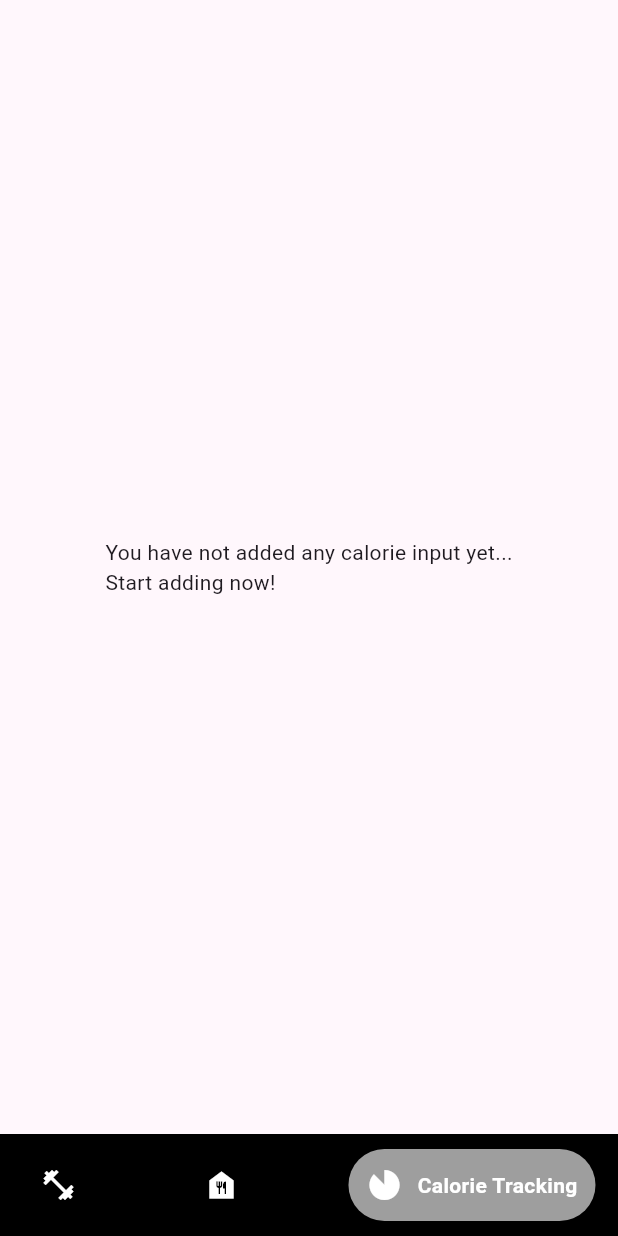
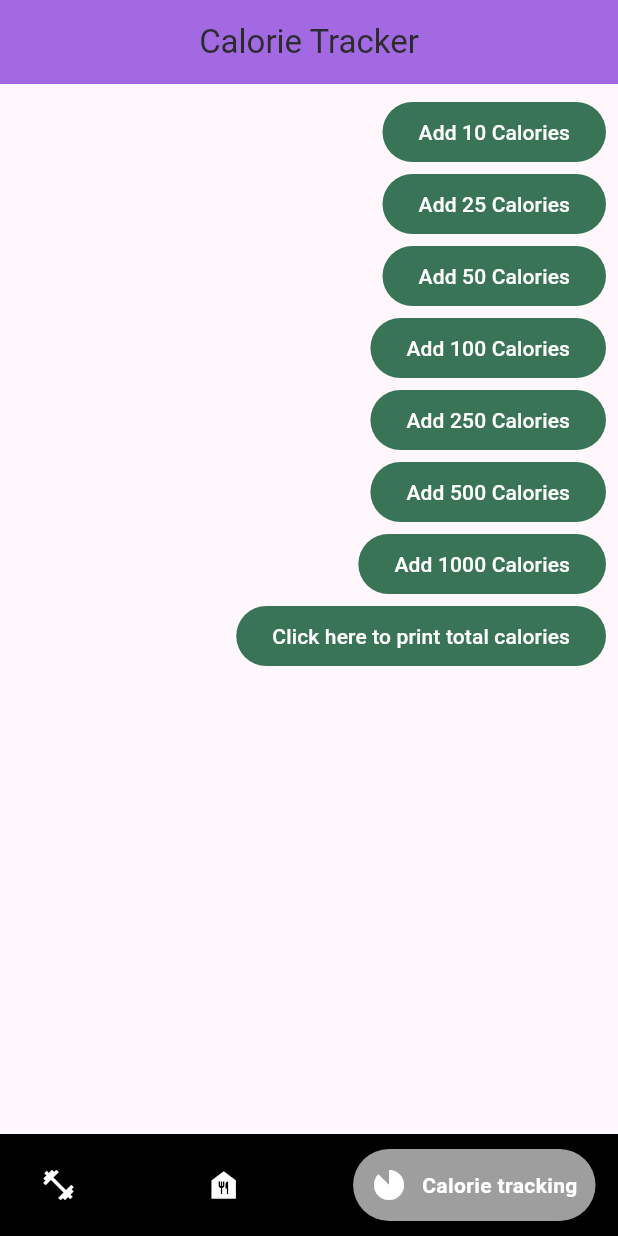
Before and after one commit to tgabriiel/Capstone_v1, a Flutter app: the screen it shows after launch, item 3 of the bottom bar chosen, on a phone screen of 412 x 824 dp. Run offline on Flutter 3.47's test engine with Material 2 defaults, Android fonts, the phone set to English and light mode, and no system bars; drawn by our look-alikes of google_nav_bar; our stand-ins replace firebase_core; accounts and stored records are empty.

Commit message:
Updated Final Gym App Code
This is the final updated Gym app code using flutter. This works and may have additional smaller updates to add some fixes and incremental functions.

```diff
--- a/my_gym/lib/main.dart
+++ b/my_gym/lib/main.dart
@@ -1,4 +1,18 @@
+/*
+Name: Gabriel Tirado
+Class: Capstone 499 - Computer Science
+Project: Gym App Project using Flutter
+Date: Due December 1, 2023
+*/
+
+/*
+import 'dart:js_util';
+import 'package:flutter/services.dart';
+import 'dart:developer';
+import 'package:cloud_firestore/cloud_firestore.dart';
 import 'package:english_words/english_words.dart';
+import 'package:flutter/foundation.dart';
+*/
 import 'package:flutter/material.dart';
 import 'package:google_nav_bar/google_nav_bar.dart';
 import 'package:provider/provider.dart';
@@ -33,42 +47,28 @@ class MyApp extends StatelessWidget {
   }
 }
 
-class MyAppState extends ChangeNotifier {
-  var current = WordPair.random();
-
-  void getNext() {
-    current = WordPair.random();
-    notifyListeners();
-  }
-
-  var favorites = <WordPair>[];
-
-  void toggleFavorite() {
-    if (favorites.contains(current)) {
-      favorites.remove(current);
-    } else {
-      favorites.add(current);
-    }
-    notifyListeners();
-  }
-}
+class MyAppState extends ChangeNotifier {}
 
 class MyHomePage extends StatefulWidget {
   @override
   State<MyHomePage> createState() => _MyHomePageState();
 }
 
+class SharedPreferences {
+  static getInstance() {}
+}
+
 class _MyHomePageState extends State<MyHomePage> {
   var selectedIndex = 0;
+  List<String> daily = [];
 
   @override
   Widget build(BuildContext context) {
     final List<Widget> page = [
       WorkoutTracking(),
-      MealTracking(),
+      CurrentWorkout(),
       CalorieTracking(),
     ];
-
     return LayoutBuilder(builder: (context, constraints) {
       return Scaffold(
           body: page[selectedIndex],
@@ -86,15 +86,15 @@ class _MyHomePageState extends State<MyHomePage> {
                 tabs: [
                   GButton(
                     icon: Icons.fitness_center,
-                    text: 'Workout Tracking',
+                    text: 'Workout tracking',
                   ),
                   GButton(
                     icon: Icons.food_bank,
-                    text: 'Meal Tracking',
+                    text: 'Current workout',
                   ),
                   GButton(
                     icon: Icons.incomplete_circle,
-                    text: 'Calorie Tracking',
+                    text: 'Calorie tracking',
                   )
                 ],
                 selectedIndex: selectedIndex,
@@ -110,135 +110,200 @@ class _MyHomePageState extends State<MyHomePage> {
   }
 }
 
+//This is where you select the workouts you want to keep track of
 class WorkoutTracking extends StatelessWidget {
+  final List<String> workouts = [
+    'Deadlift',
+    'Pull up',
+    'Seated row',
+    'Squats',
+    'Bench Press',
+    'Lunge',
+    'Curls'
+  ];
+  final List<int> workoutTimes = <int>[];
+
+  /*void addItemToList() {
+    setState(() {
+      names.insert(0, nameController.text);
+      msgCount.insert(0, 0);
+    });
+  }*/
+
   @override
   Widget build(BuildContext context) {
-    var appState = context.watch<MyAppState>();
-    var pair = appState.current;
+    const title = "Workouts";
+    return MaterialApp(
+        title: 'Workouts',
+        home: Scaffold(
+          appBar: AppBar(
+            title: const Text(title),
+          ),
+          body: ListView.builder(
+              itemCount: workouts.length,
+              prototypeItem: ListTile(
+                title: Text(workouts.first),
+              ),
+              itemBuilder: (context, index) {
+                return ListTile(
+                  title: Text(workouts[index]),
+                  tileColor: Color.fromARGB(255, 222, 228, 227),
+                  trailing: TextButton(
+                    onPressed: () {},
+                    child: Text('Add to current workout'),
+                  ),
+                );
+              }),
+        ));
+  }
+}
 
-    IconData icon;
-    if (appState.favorites.contains(pair)) {
-      icon = Icons.favorite;
-    } else {
-      icon = Icons.favorite_border;
-    }
-
-    return Center(
-      child: Column(
-        mainAxisAlignment: MainAxisAlignment.center,
-        children: [
-          BigCard(pair: pair),
-          SizedBox(height: 10),
-          Row(
-            mainAxisSize: MainAxisSize.min,
-            children: [
-              ElevatedButton.icon(
-                onPressed: () async {
-                  appState.toggleFavorite();
-                },
-                icon: Icon(icon),
-                label: Text('Like'),
-              ),
-              SizedBox(width: 10),
-              ElevatedButton(
-                onPressed: () {
-                  appState.getNext();
-                },
-                child: Text('Next'),
-              ),
-            ],
-          ),
-        ],
+//This is where the calorie tracking portion of the program begins
+class CurrentWorkout extends StatelessWidget {
+  @override
+  Widget build(BuildContext context) {
+    return Scaffold(
+      appBar: AppBar(
+        backgroundColor: Colors.green,
+        title: Text("Current workout"),
       ),
     );
   }
 }
 
-class SharedPreferences {
-  static getInstance() {}
-}
-
-class MealTracking extends StatelessWidget {
-  @override
-  Widget build(BuildContext context) {
-    var appState = context.watch<MyAppState>();
-
-    if (appState.favorites.isEmpty) {
-      return Center(
-        child: Text('You have added no meals yet...\n'
-            'You should add some meals to get started! '),
-      );
-    }
-
-    return ListView(
-      children: [
-        Padding(
-          padding: const EdgeInsets.all(20),
-          child: Text('You have ' '${appState.favorites.length} favorites:'),
-        ),
-        for (var pair in appState.favorites)
-          ListTile(
-            leading: Icon(Icons.favorite),
-            title: Text(pair.asLowerCase),
-          ),
-      ],
-    );
-  }
-}
-
+//This is where the calorie tracking portion of the program begins
 class CalorieTracking extends StatelessWidget {
-  @override
-  Widget build(BuildContext context) {
-    var appState = context.watch<MyAppState>();
-
-    if (appState.favorites.isEmpty) {
-      return Center(
-        child: Text('You have not added any calorie input yet...\n'
-            'Start adding now!'),
-      );
-    }
-
-    return ListView(
-      children: [
-        Padding(
-          padding: const EdgeInsets.all(20),
-          child: Text('You have '
-              '${appState.favorites.length} favorites:'),
-        ),
-        for (var pair in appState.favorites)
-          ListTile(
-            leading: Icon(Icons.favorite),
-            title: Text(pair.asLowerCase),
-          ),
-      ],
-    );
-  }
-}
-
-class BigCard extends StatelessWidget {
-  const BigCard({
-    super.key,
-    required this.pair,
-  });
-
-  final WordPair pair;
+  int totalCal = 0;
 
   @override
   Widget build(BuildContext context) {
-    var theme = Theme.of(context);
-    var style = theme.textTheme.displayMedium!
-        .copyWith(color: theme.colorScheme.onPrimary);
-
-    return Card(
-      color: theme.colorScheme.primary,
-      child: Padding(
-        padding: const EdgeInsets.all(20),
-        child: Text(
-          pair.asLowerCase,
-          style: style,
-          semanticsLabel: pair.asPascalCase,
+    return Scaffold(
+        appBar: AppBar(
+          centerTitle: true,
+          foregroundColor: Color.fromARGB(255, 43, 43, 46),
+          backgroundColor: Color.fromARGB(255, 162, 105, 226),
+          title: Text('Calorie Tracker'),
         ),
-      ),
-    );
+        body: Column(
+          crossAxisAlignment: CrossAxisAlignment.start,
+          children: <Widget>[
+            Padding(
+              padding: EdgeInsets.all(0),
+              child: ButtonBar(
+                mainAxisSize: MainAxisSize.min,
+                children: <Widget>[
+                  FilledButton(
+                    onPressed: () {
+                      totalCal = totalCal + 10;
+                      print(totalCal);
+                      ScaffoldMessenger.of(context).showSnackBar(SnackBar(
+                          content: Text(
+                              "10 Calories added. $totalCal Calories today."),
+                          duration: Duration(seconds: 0, milliseconds: 500)));
+                    },
+                    style: ButtonStyle(
+                        backgroundColor: MaterialStateProperty.all(
+                            Color.fromARGB(255, 57, 116, 86))),
+                    child: Text('Add 10 Calories'),
+                  ),
+                  FilledButton(
+                    onPressed: () {
+                      totalCal = totalCal + 25;
+                      print(totalCal);
+                      ScaffoldMessenger.of(context).showSnackBar(SnackBar(
+                          content: Text('25 Calories added. ' +
+                              totalCal.toString() +
+                              " Calories today."),
+                          duration: Duration(seconds: 0, milliseconds: 500)));
+                    },
+                    style: ButtonStyle(
+                        backgroundColor: MaterialStateProperty.all(
+                            Color.fromARGB(255, 57, 116, 86))),
+                    child: Text('Add 25 Calories'),
+                  ),
+                  FilledButton(
+                    onPressed: () {
+                      totalCal = totalCal + 50;
+                      print(totalCal);
+                      ScaffoldMessenger.of(context).showSnackBar(SnackBar(
+                          content: Text("50 Calories added. $totalCal today."),
+                          duration: Duration(seconds: 0, milliseconds: 500)));
+                    },
+                    style: ButtonStyle(
+                        backgroundColor: MaterialStateProperty.all(
+                            Color.fromARGB(255, 57, 116, 86))),
+                    child: Text('Add 50 Calories'),
+                  ),
+                  FilledButton(
+                    onPressed: () {
+                      totalCal = totalCal + 100;
+                      print(totalCal);
+                      ScaffoldMessenger.of(context).showSnackBar(SnackBar(
+                          content: Text("100 Calories added. $totalCal today."),
+                          duration: Duration(seconds: 0, milliseconds: 500)));
+                    },
+                    style: ButtonStyle(
+                        backgroundColor: MaterialStateProperty.all(
+                            Color.fromARGB(255, 57, 116, 86))),
+                    child: Text('Add 100 Calories'),
+                  ),
+                  FilledButton(
+                    onPressed: () {
+                      totalCal = totalCal + 250;
+                      print(totalCal);
+                      ScaffoldMessenger.of(context).showSnackBar(SnackBar(
+                          content: Text("250 Calories added. $totalCal today."),
+                          duration: Duration(seconds: 0, milliseconds: 500)));
+                    },
+                    style: ButtonStyle(
+                        backgroundColor: MaterialStateProperty.all(
+                            Color.fromARGB(255, 57, 116, 86))),
+                    child: Text('Add 250 Calories'),
+                  ),
+                  FilledButton(
+                    onPressed: () {
+                      totalCal = totalCal + 500;
+                      print(totalCal);
+                      ScaffoldMessenger.of(context).showSnackBar(SnackBar(
+                          content: Text("500 Calories added. $totalCal today."),
+                          duration: Duration(seconds: 0, milliseconds: 500)));
+                    },
+                    style: ButtonStyle(
+                        backgroundColor: MaterialStateProperty.all(
+                            Color.fromARGB(255, 57, 116, 86))),
+                    child: Text('Add 500 Calories'),
+                  ),
+                  FilledButton(
+                    onPressed: () {
+                      totalCal = totalCal + 1000;
+                      print(totalCal);
+                      ScaffoldMessenger.of(context).showSnackBar(SnackBar(
+                          content: Text('1,000 Calories added. ' +
+                              totalCal.toString() +
+                              " Calories today."),
+                          duration: Duration(seconds: 0, milliseconds: 500)));
+                    },
+                    style: ButtonStyle(
+                        backgroundColor: MaterialStateProperty.all(
+                            Color.fromARGB(255, 57, 116, 86))),
+                    child: Text('Add 1000 Calories'),
+                  ),
+                  FilledButton(
+                    onPressed: () {
+                      ScaffoldMessenger.of(context).showSnackBar(SnackBar(
+                        content: Text(totalCal.toString() + " Calories today."),
+                        duration: Duration(seconds: 0, milliseconds: 500),
+                      ));
+                    },
+                    style: ButtonStyle(
+                        backgroundColor: MaterialStateProperty.all(
+                            Color.fromARGB(255, 57, 116, 86))),
+                    child: Text("Click here to print total calories"),
+                  ),
+                ],
+              ),
+            ),
+          ],
+        ));
   }
 }
--- a/my_gym/pubspec.yaml
+++ b/my_gym/pubspec.yaml
@@ -18,6 +18,7 @@ dependencies:
   english_words: ^4.0.0
   provider: ^6.0.0
   firebase_core: ^2.8.0
+  cloud_firestore: ^4.4.5
 
 dev_dependencies:
   flutter_test:
```
Also changed, not shown: my_gym/pubspec.lock, 1 other file.
